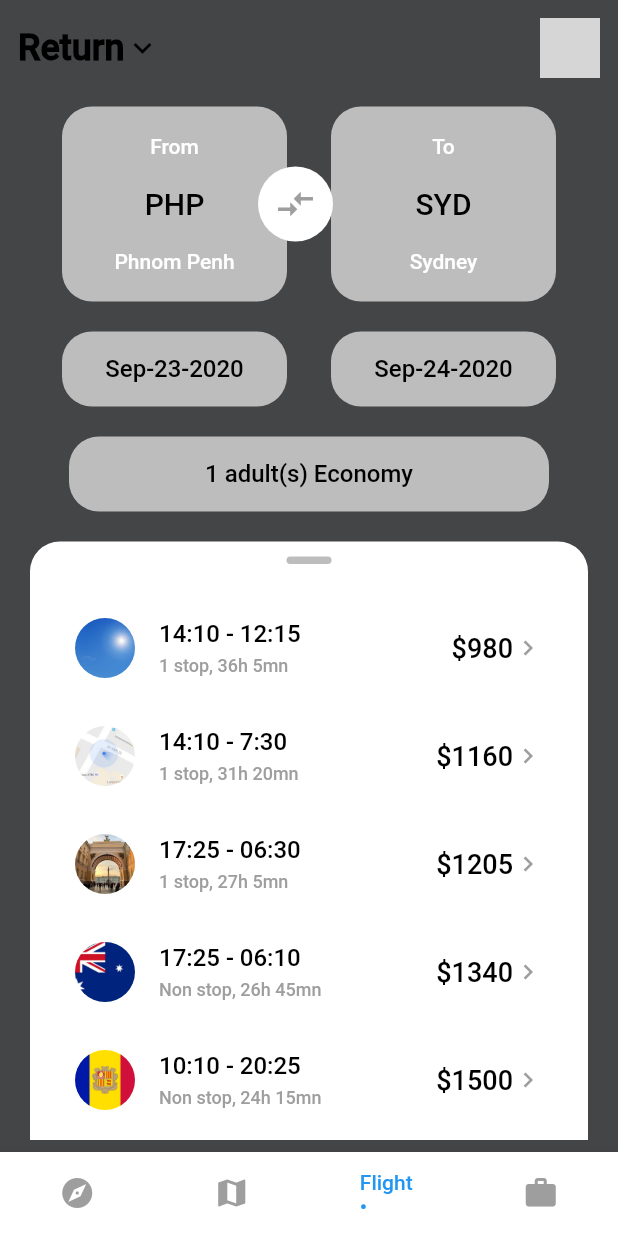
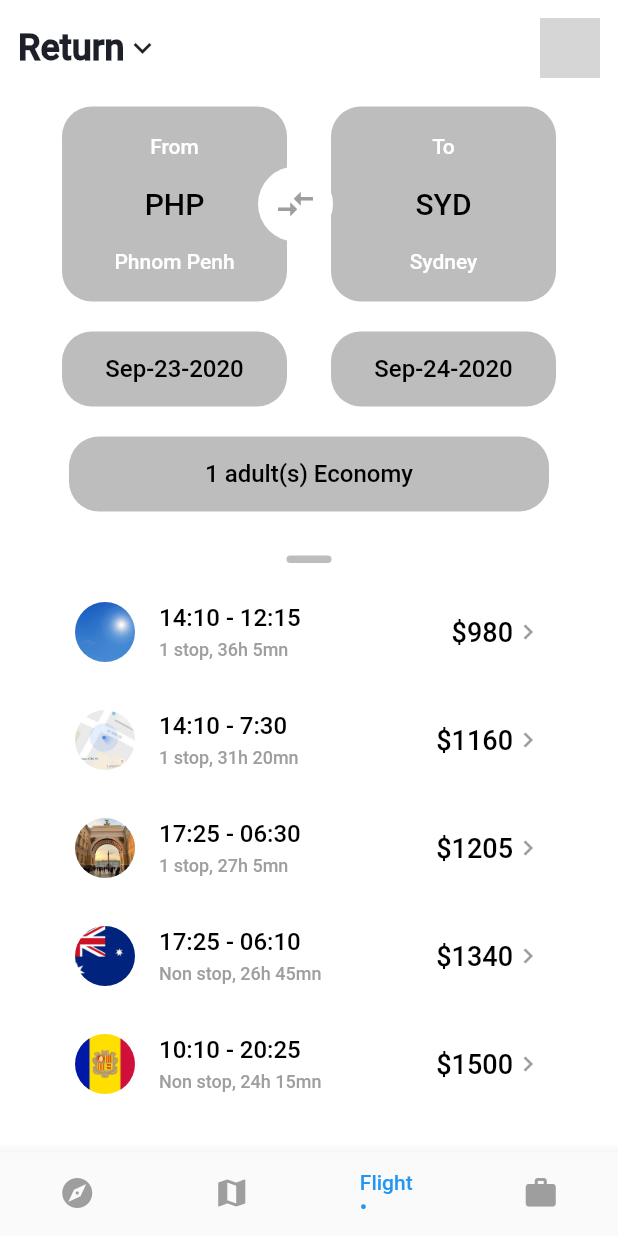
Before and after one commit to MonipichMP/Nomad-travel, a Flutter app: the MainPage screen opened directly, item 3 of the bottom bar chosen, on a phone screen of 412 x 824 dp. Run offline on Flutter 3.47's test engine with Material 2 defaults, Android fonts, the phone set to English and light mode, and no system bars; our stand-ins replace easy_localization, flutter_svg, geolocator, google_maps_flutter, smooth_star_rating, timeline_tile; network calls fail; grey boxes are pictures that could not be loaded.

Commit message:
FIX: widgets and texts to dark mode

```diff
--- a/lib/common_widgets/timeline_tile.dart
+++ b/lib/common_widgets/timeline_tile.dart
@@ -71,7 +71,7 @@ Widget buildLeftChild(String time) {
     padding: const EdgeInsets.all(8.0),
     child: Text(
       time,
-      style: normalStyle.copyWith(color: Colors.black),
+      style: normalStyle,
     ),
   );
 }
--- a/lib/constants/app_theme.dart
+++ b/lib/constants/app_theme.dart
@@ -5,9 +5,11 @@ class AppTheme {
   get darkTheme => ThemeData(
         brightness: Brightness.dark,
         fontFamily: "Roboto",
-        primaryColor: AppColor.black,
+        primaryColor: AppColor.white,
+        cardColor: AppColor.blackBackground,
         accentColor: AppColor.white,
-        scaffoldBackgroundColor: AppColor.grey,
+        buttonColor: AppColor.orange,
+        scaffoldBackgroundColor: AppColor.black,
         accentIconTheme: IconThemeData(color: Colors.white),
       );
 
@@ -15,8 +17,10 @@ class AppTheme {
         brightness: Brightness.light,
         fontFamily: "Roboto",
         primaryColor: AppColor.black,
+        cardColor: AppColor.white,
         accentColor: AppColor.white,
-        scaffoldBackgroundColor: AppColor.blackBackground,
+        buttonColor: AppColor.blue,
+        scaffoldBackgroundColor: AppColor.white,
         accentIconTheme: IconThemeData(color: Colors.black),
       );
 }
--- a/lib/pages/explore_page/explore_page.dart
+++ b/lib/pages/explore_page/explore_page.dart
@@ -28,18 +28,18 @@ class _ExplorePageState extends State<ExplorePage> {
               children: [
                 DropdownButton<String>(
                   value: dropdownValue,
-                  icon: Icon(Icons.keyboard_arrow_down, color: Colors.black),
+                  icon: Icon(Icons.keyboard_arrow_down),
                   elevation: 0,
                   style: TextStyle(
                     fontSize: 24,
-                    color: Colors.black,
                     fontWeight: FontWeight.bold,
+                    color: Theme.of(context).primaryColor,
                   ),
                   underline: Container(
                     height: 2,
                     color: Colors.transparent,
                   ),
-                  dropdownColor: Colors.white,
+                  dropdownColor: Theme.of(context).scaffoldBackgroundColor,
                   items: <String>[
                     "Explore",
                     "Countries",
--- a/lib/pages/explore_page/explore_page_countries.dart
+++ b/lib/pages/explore_page/explore_page_countries.dart
@@ -70,7 +70,7 @@ class _MainCountriesState extends State<MainCountries> {
                   child: Container(
                     decoration: BoxDecoration(
                       borderRadius: BorderRadius.circular(20),
-                      color: Colors.white,
+                      color: Theme.of(context).cardColor,
                     ),
                     child: Stack(
                       children: [
@@ -94,8 +94,7 @@ class _MainCountriesState extends State<MainCountries> {
                               SizedBox(height: 20),
                               Text(
                                 countries[index]['name'],
-                                style:
-                                    subtitleStyle.copyWith(color: Colors.black),
+                                style: subtitleStyle,
                               ),
                             ],
                           ),
--- a/lib/pages/explore_page/explore_page_forum.dart
+++ b/lib/pages/explore_page/explore_page_forum.dart
@@ -154,7 +154,7 @@ class _MainForumsState extends State<MainForums> {
                       width: double.infinity,
                       height: 120,
                       decoration: BoxDecoration(
-                        color: Colors.white,
+                        color: Theme.of(context).cardColor,
                         borderRadius: BorderRadius.circular(10),
                       ),
                       child: Row(
@@ -191,9 +191,7 @@ class _MainForumsState extends State<MainForums> {
                                   padding: EdgeInsets.only(right: 8.0),
                                   child: Text(
                                     forumDataStatic[index]['question'],
-                                    style: titleStyle.copyWith(
-                                      color: Colors.black,
-                                    ),
+                                    style: titleStyle,
                                     overflow: TextOverflow.ellipsis,
                                     maxLines: 2,
                                   ),
--- a/lib/pages/explore_page/favorite_explore_page.dart
+++ b/lib/pages/explore_page/favorite_explore_page.dart
@@ -77,7 +77,7 @@ class FavoriteExplorePage extends StatelessWidget {
                     width: double.infinity,
                     height: 90,
                     decoration: BoxDecoration(
-                      color: Colors.white,
+                      color: Theme.of(context).cardColor,
                       borderRadius: BorderRadius.circular(10),
                     ),
                     child: Padding(
@@ -102,7 +102,7 @@ class FavoriteExplorePage extends StatelessWidget {
                               SizedBox(height: 10),
                               Text(
                                 list[index].name,
-                                style: titleStyle.copyWith(color: Colors.black),
+                                style: titleStyle,
                               ),
                               SizedBox(height: 10),
                               Row(
--- a/lib/pages/flight_page/flight_card_book.dart
+++ b/lib/pages/flight_page/flight_card_book.dart
@@ -223,7 +223,6 @@ class _FlightCardBookState extends State<FlightCardBook> {
                                   SizedBox(height: 200),
                                   DefaultButton(
                                     height: 56,
-                                    color: AppColor.blue,
                                     title: "Book Your Trip",
                                     onPressed: () =>
                                         Navigator.of(context).pop(),
--- a/lib/pages/flight_page/flight_page.dart
+++ b/lib/pages/flight_page/flight_page.dart
@@ -24,18 +24,18 @@ class _FlightPageState extends State<FlightPage> {
               children: [
                 DropdownButton<String>(
                   value: dropdownValue,
-                  icon: Icon(Icons.keyboard_arrow_down, color: Colors.black),
+                  icon: Icon(Icons.keyboard_arrow_down, color: Theme.of(context).primaryColor),
                   elevation: 0,
                   style: TextStyle(
                     fontSize: 24,
-                    color: Colors.black,
+                    color: Theme.of(context).primaryColor,
                     fontWeight: FontWeight.bold,
                   ),
                   underline: Container(
                     height: 2,
                     color: Colors.transparent,
                   ),
-                  dropdownColor: Colors.white,
+                  dropdownColor: Theme.of(context).scaffoldBackgroundColor,
                   items: <String>["Return", "Go"]
                       .map<DropdownMenuItem<String>>((value) {
                     return DropdownMenuItem<String>(
--- a/lib/pages/flight_page/flight_return.dart
+++ b/lib/pages/flight_page/flight_return.dart
@@ -87,9 +87,11 @@ class _FlightReturnState extends State<FlightReturn> {
   @override
   Widget build(BuildContext context) {
     return Expanded(
-      child: Column(
+      child: Stack(
         children: [
           /// select destination
+          Column(
+            children: [
               Stack(
                 children: [
                   Row(
@@ -130,15 +132,18 @@ class _FlightReturnState extends State<FlightReturn> {
                             children: [
                               Text(
                                 "From",
-                            style: normalStyle.copyWith(color: AppColor.white),
+                                style:
+                                    normalStyle.copyWith(color: AppColor.white),
                               ),
                               Text(
                                 placeFrom,
-                            style: subHeaderStyle.copyWith(color: Colors.black),
+                                style: subHeaderStyle.copyWith(
+                                    color: Colors.black),
                               ),
                               Text(
                                 longNameCityFrom(placeFrom),
-                            style: normalStyle.copyWith(color: AppColor.white),
+                                style:
+                                    normalStyle.copyWith(color: AppColor.white),
                               ),
                             ],
                           ),
@@ -179,15 +184,18 @@ class _FlightReturnState extends State<FlightReturn> {
                             children: [
                               Text(
                                 "To",
-                            style: normalStyle.copyWith(color: AppColor.white),
+                                style:
+                                    normalStyle.copyWith(color: AppColor.white),
                               ),
                               Text(
                                 placeTo,
-                            style: subHeaderStyle.copyWith(color: Colors.black),
+                                style: subHeaderStyle.copyWith(
+                                    color: Colors.black),
                               ),
                               Text(
                                 longNameCityFrom(placeTo),
-                            style: normalStyle.copyWith(color: AppColor.white),
+                                style:
+                                    normalStyle.copyWith(color: AppColor.white),
                               ),
                             ],
                           ),
@@ -335,15 +343,20 @@ class _FlightReturnState extends State<FlightReturn> {
                   ),
                 ),
               ),
-          SizedBox(height: 20),
+            ],
+          ),
 
           /// search result
-          Expanded(
-            child: Padding(
-              padding: EdgeInsets.only(left: 8.0, right: 8.0),
-              child: Container(
+          DraggableScrollableSheet(
+            initialChildSize: 0.58,
+            minChildSize: 0.58,
+            maxChildSize: 1,
+            builder: (context, scrollController) {
+              return Container(
                 height: double.infinity,
                 width: double.infinity,
+                margin: EdgeInsets.only(left: 8.0, right: 8.0),
+                padding: EdgeInsets.symmetric(horizontal: 14),
                 decoration: BoxDecoration(
                   color: Colors.white,
                   borderRadius: BorderRadius.only(
@@ -351,25 +364,30 @@ class _FlightReturnState extends State<FlightReturn> {
                     topRight: Radius.circular(20),
                   ),
                 ),
-                child: Padding(
-                  padding: EdgeInsets.symmetric(horizontal: 14),
-                  child: Column(
-                    mainAxisAlignment: MainAxisAlignment.start,
+                child: Container(
+                  height: double.infinity,
+                  width: MediaQuery.of(context).size.width,
+                  child: ListView(
+                    controller: scrollController,
                     children: [
                       SizedBox(height: 10),
-                      Container(
+                      Center(
+                        child: Container(
                           width: 30,
                           height: 5,
                           decoration: BoxDecoration(
                             color: Colors.grey[400],
-                            borderRadius: BorderRadius.circular(3)),
+                            borderRadius: BorderRadius.circular(3),
                           ),
-                      SizedBox(height: 20),
+                        ),
+                      ),
+                      SizedBox(height: 10),
 
                       /// display list view
-                      Expanded(
-                        child: ListView.builder(
-                          physics: BouncingScrollPhysics(),
+                      ListView.builder(
+                        shrinkWrap: true,
+                        controller: ScrollController(keepScrollOffset: false),
+                        // physics: BouncingScrollPhysics(),
                         itemCount: results.length,
                         itemBuilder: (context, index) {
                           return InkWell(
@@ -399,18 +417,16 @@ class _FlightReturnState extends State<FlightReturn> {
                                   style: subtitleStyle.copyWith(
                                       color: Colors.black),
                                   children: [
-                                      TextSpan(
-                                          text: results[index]['timeStart']),
+                                    TextSpan(text: results[index]['timeStart']),
                                     TextSpan(text: " - "),
-                                      TextSpan(
-                                          text: results[index]['timeArrive'])
+                                    TextSpan(text: results[index]['timeArrive'])
                                   ],
                                 ),
                               ),
                               subtitle: Text.rich(
                                 TextSpan(
-                                    style: captionStyle.copyWith(
-                                        color: Colors.grey),
+                                  style:
+                                      captionStyle.copyWith(color: Colors.grey),
                                   children: [
                                     TextSpan(text: results[index]['stop']),
                                     TextSpan(text: ", "),
@@ -437,12 +453,11 @@ class _FlightReturnState extends State<FlightReturn> {
                           );
                         },
                       ),
-                      ),
                     ],
                   ),
                 ),
-              ),
-            ),
+              );
+            },
           ),
         ],
       ),
--- a/lib/pages/job_page/designer_job_page.dart
+++ b/lib/pages/job_page/designer_job_page.dart
@@ -453,7 +453,6 @@ class _DesignerJobPageState extends State<DesignerJobPage> {
                                 SizedBox(height: 20),
                                 DefaultButton(
                                   height: 46,
-                                  color: AppColor.blue,
                                   title: "Submit",
                                   onPressed: () => Navigator.pop(context),
                                 )
--- a/lib/pages/main_page/main_page.dart
+++ b/lib/pages/main_page/main_page.dart
@@ -26,7 +26,6 @@ class _MainPageState extends State<MainPage> {
     return Scaffold(
       body: menuScreens.elementAt(index),
       bottomNavigationBar: BottomNavigationBar(
-        backgroundColor: Colors.white,
         showSelectedLabels: true,
         showUnselectedLabels: false,
         currentIndex: index,
--- a/lib/pages/walk_through_page/walk_through_page.dart
+++ b/lib/pages/walk_through_page/walk_through_page.dart
@@ -77,7 +77,6 @@ class _WalkThroughPageState extends State<WalkThroughPage> {
                   Spacer(flex: 2),
                   DefaultButton(
                     height: 56,
-                    color: AppColor.blue,
                     title: "Get Started",
                     onPressed: () {
                       Navigator.push(
@@ -106,7 +105,7 @@ class _WalkThroughPageState extends State<WalkThroughPage> {
       width: currentIndex == index ? 20 : 6,
       decoration: BoxDecoration(
         color:
-            currentIndex == index ? AppColor.blackBackground : AppColor.white,
+            currentIndex == index ? AppColor.blackBackground : Theme.of(context).primaryColor,
         borderRadius: BorderRadius.circular(3),
       ),
     );
--- a/lib/providers/theme_provider.dart
+++ b/lib/providers/theme_provider.dart
@@ -2,13 +2,20 @@ import 'package:flutter/material.dart';
 
 class ThemeProvider with ChangeNotifier {
   ThemeMode _themeMode;
+  bool _isDark = false;
 
   ThemeProvider(this._themeMode);
 
   getThemeMode() => _themeMode;
+  getIsDark() => _isDark;
 
   setThemeMode(ThemeMode mode) async {
     _themeMode = mode;
     notifyListeners();
   }
+
+  setIsDark(bool value) async {
+    _isDark = value;
+    notifyListeners();
+  }
 }
```
Also changed, not shown: lib/common_widgets/default_button.dart (+3 -6 lines), lib/pages/explore_page/profile_page.dart (+6 -12 lines), lib/pages/forgot_password_page/forgot_password_page.dart (+4 -6 lines), lib/pages/sign_in_page/sign_in_page.dart (+7 -9 lines), lib/pages/sign_up_page/sign_up_screen.dart (+6 -8 lines), lib/pages/walk_through_page/components/splash_content.dart (+28 -5 lines), pubspec.lock. Lines whose indentation alone changed are shown as unchanged.
